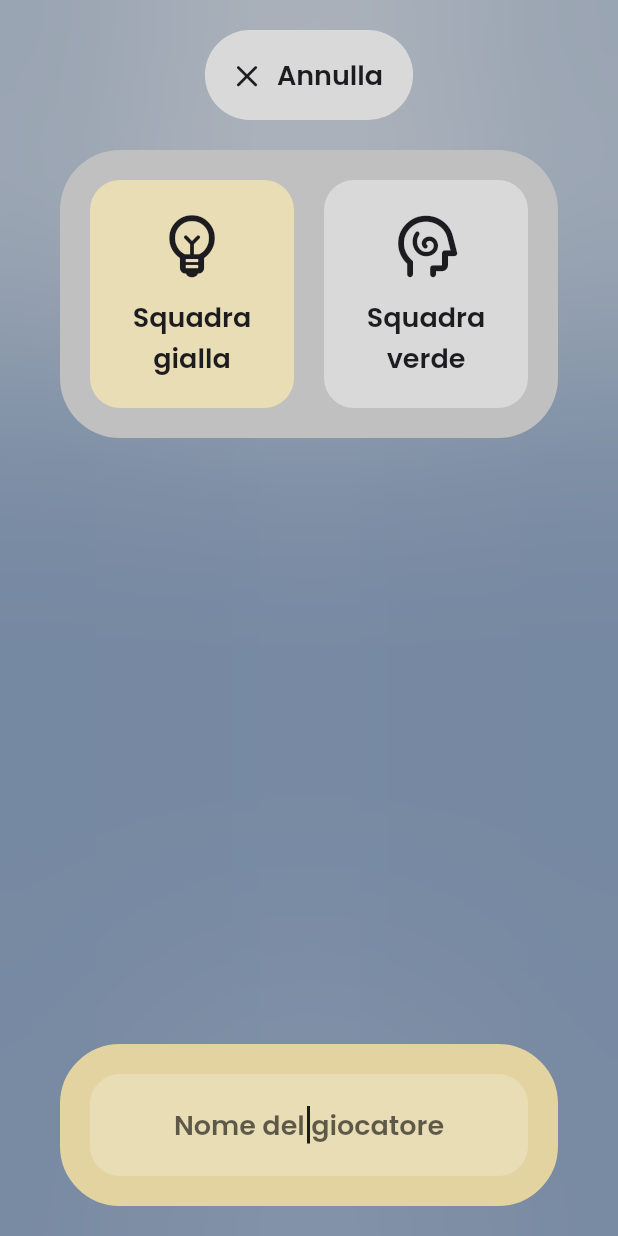
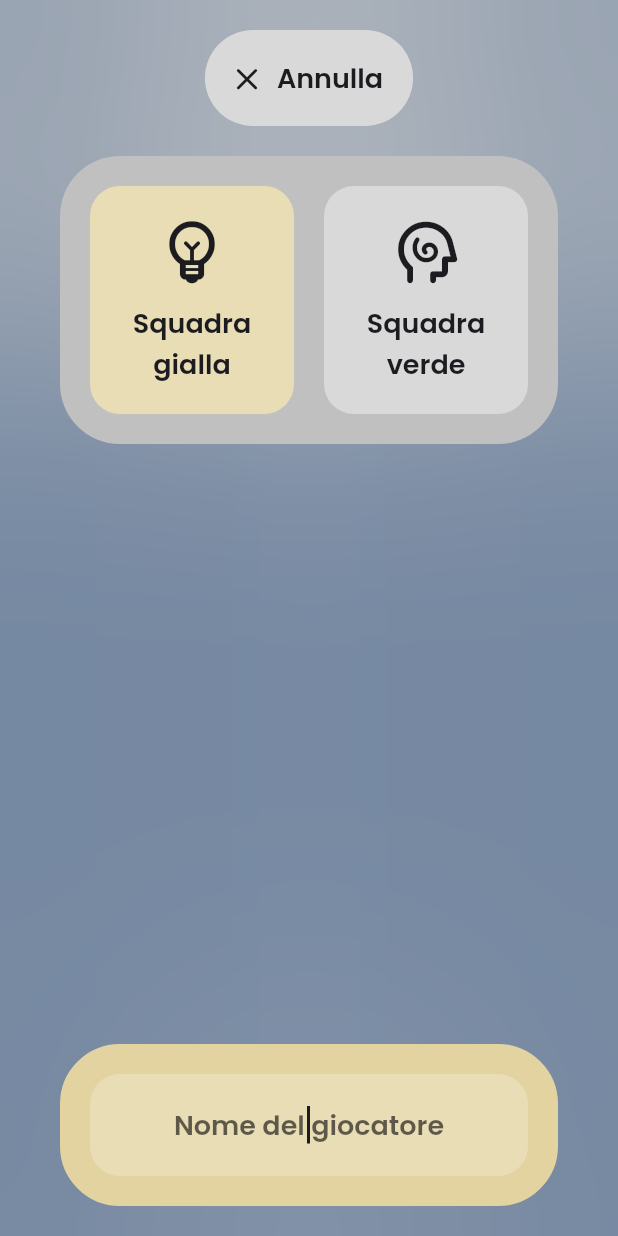
Before and after one commit to paologiua/complicity_game, a Flutter app: the TeamSelectorScreen screen opened by its route, after a tap on an icon or button, on a phone screen of 412 x 824 dp. Run offline on Flutter 3.47's test engine with Material 2 defaults, Android fonts, the phone set to English and light mode, and no system bars; our stand-ins replace flutter_keyboard_visibility, flutter_svg; generated files the repository leaves out were written again; project files that could hold a hidden picture were left out.

Commit message:
Revert "Changed default CustomFloatingButton size"
This reverts commit 896f8c0d724061f887096c034023972f0cea00b9.

```diff
--- a/lib/widgets/custom_floating_button.dart
+++ b/lib/widgets/custom_floating_button.dart
@@ -11,7 +11,7 @@ class CustomFloatingButton extends StatefulWidget {
     this.icon,
     this.color,
     this.text,
-    this.size = 60.0,
+    this.size = 56.0,
   });
 
   final Object? heroTag;
--- a/lib/widgets/player_editor_foreground.dart
+++ b/lib/widgets/player_editor_foreground.dart
@@ -79,6 +79,7 @@ class _PlayerEditorForegroundState extends State<PlayerEditorForeground> {
                     : widget.onCancel,
                 icon: IconsConstants.close,
                 text: _player.key != null ? "Elimina" : "Annulla",
+                size: 64.0,
               ),
               const SizedBox(height: ThemeConstants.defaultPadding),
               TeamSwitch(
```
